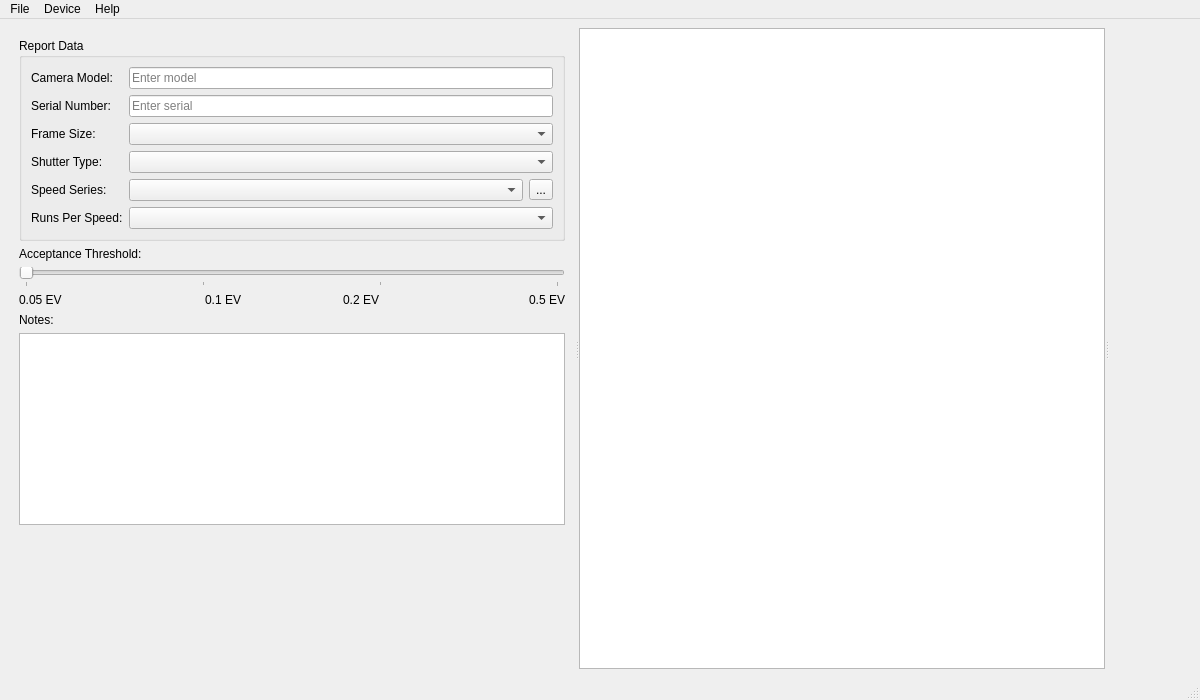
The window that Shutter-Tester-ST-2-App/mainwindow.ui (Alexander077/Shutter-Tester-ST-2) describes before a commit, drawn with Qt 5.
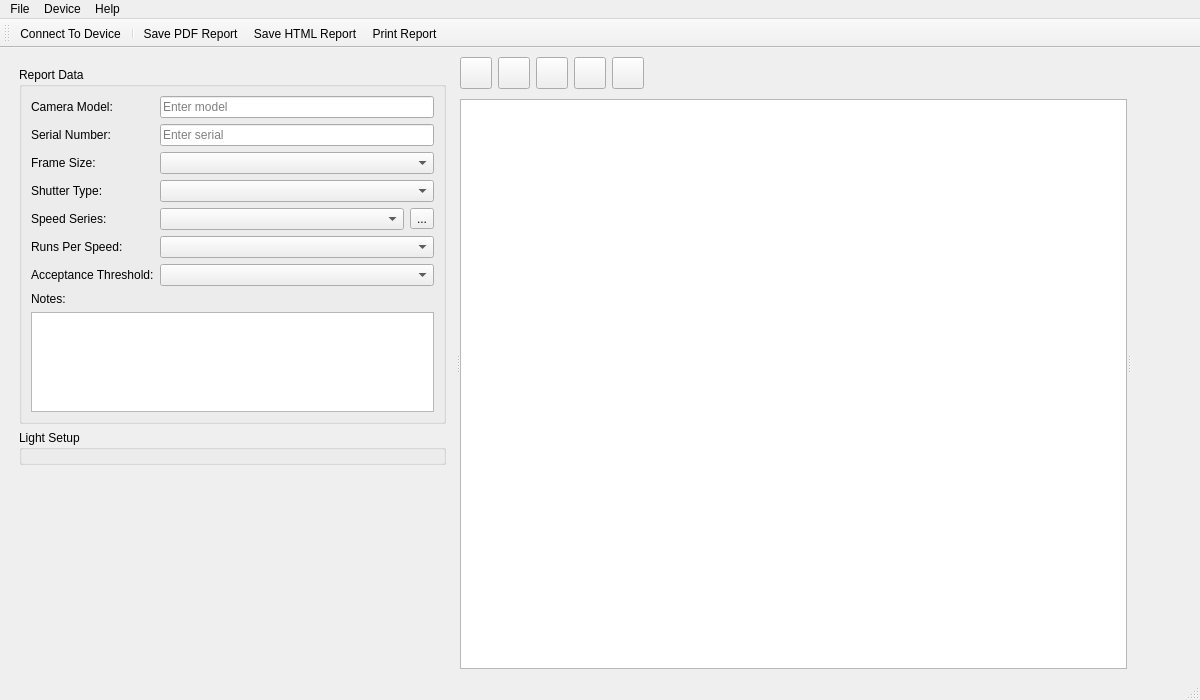
The same window after the commit. Icons and pictures are not drawn.

What changed in the file:
```diff
--- a/Shutter-Tester-ST-2-App/mainwindow.ui
+++ b/Shutter-Tester-ST-2-App/mainwindow.ui
@@ -14,9 +14,8 @@
    <string>Shutter Tester ST-2</string>
   </property>
   <property name="windowIcon">
-   <iconset>
-    <normaloff>:/assets/camera_icon_64x64.png</normaloff>:/assets/camera_icon_64x64.png
-   </iconset>
+   <iconset resource="resources.qrc">
+    <normaloff>:/assets/camera_icon_64x64.png</normaloff>:/assets/camera_icon_64x64.png</iconset>
   </property>
   <widget class="QWidget" name="centralwidget">
    <layout class="QHBoxLayout" name="horizontalLayout">
@@ -134,86 +133,82 @@
            <item row="5" column="1">
             <widget class="QComboBox" name="runsPerSpeedComboBox"/>
            </item>
+           <item row="6" column="0">
+            <widget class="QLabel" name="labelAcceptanceThreshold">
+             <property name="text">
+              <string>Acceptance Threshold:</string>
+             </property>
+            </widget>
+           </item>
+           <item row="6" column="1">
+            <widget class="QComboBox" name="acceptanceThresholdCombo">
+             <property name="sizePolicy">
+              <sizepolicy hsizetype="Expanding" vsizetype="Fixed">
+               <horstretch>0</horstretch>
+               <verstretch>0</verstretch>
+              </sizepolicy>
+             </property>
+            </widget>
+           </item>
+           <item row="7" column="0" colspan="2">
+            <widget class="QLabel" name="labelNotes">
+             <property name="text">
+              <string>Notes:</string>
+             </property>
+            </widget>
+           </item>
+           <item row="8" column="0" colspan="2">
+            <widget class="QTextEdit" name="notesTextEdit">
+             <property name="maximumSize">
+              <size>
+               <width>16777215</width>
+               <height>100</height>
+              </size>
+             </property>
+            </widget>
+           </item>
           </layout>
          </widget>
         </item>
         <item>
-         <widget class="QLabel" name="labelAcceptance">
-          <property name="text">
-           <string>Acceptance Threshold:</string>
+         <widget class="QGroupBox" name="groupBoxLightSetup">
+          <property name="title">
+           <string>Light Setup</string>
           </property>
+          <layout class="QVBoxLayout" name="verticalLayoutLightSetup">
+           <property name="leftMargin">
+            <number>6</number>
+           </property>
+           <property name="topMargin">
+            <number>6</number>
+           </property>
+           <property name="rightMargin">
+            <number>6</number>
+           </property>
+           <property name="bottomMargin">
+            <number>6</number>
+           </property>
+           <item>
+            <widget class="QWidget" name="lightSetupContentWidget" native="true">
+             <layout class="QVBoxLayout" name="lightSetupContentLayout">
+              <property name="leftMargin">
+               <number>0</number>
+              </property>
+              <property name="topMargin">
+               <number>0</number>
+              </property>
+              <property name="rightMargin">
+               <number>0</number>
+              </property>
+              <property name="bottomMargin">
+               <number>0</number>
+              </property>
+             </layout>
+            </widget>
+           </item>
+          </layout>
          </widget>
         </item>
-        <item>
-         <widget class="QSlider" name="acceptanceSlider">
-          <property name="maximum">
-           <number>3</number>
-          </property>
-          <property name="pageStep">
-           <number>1</number>
-          </property>
-          <property name="orientation">
-           <enum>Qt::Orientation::Horizontal</enum>
-          </property>
-          <property name="tickPosition">
-           <enum>QSlider::TickPosition::TicksBelow</enum>
-          </property>
-          <property name="tickInterval">
-           <number>1</number>
-          </property>
-         </widget>
-        </item>
-        <item>
-         <layout class="QHBoxLayout" name="horizontalLayoutSliderLabels">
-          <item>
-           <widget class="QLabel" name="labelEV0">
-            <property name="text">
-             <string>0.05 EV</string>
-            </property>
-           </widget>
-          </item>
-          <item>
-           <widget class="QLabel" name="labelEV1">
-            <property name="text">
-             <string>0.1 EV</string>
-            </property>
-            <property name="alignment">
-             <set>Qt::AlignmentFlag::AlignCenter</set>
-            </property>
-           </widget>
-          </item>
-          <item>
-           <widget class="QLabel" name="labelEV2">
-            <property name="text">
-             <string>0.2 EV</string>
-            </property>
-            <property name="alignment">
-             <set>Qt::AlignmentFlag::AlignCenter</set>
-            </property>
-           </widget>
-          </item>
-          <item>
-           <widget class="QLabel" name="labelEV3">
-            <property name="text">
-             <string>0.5 EV</string>
-            </property>
-            <property name="alignment">
-             <set>Qt::AlignmentFlag::AlignRight|Qt::AlignmentFlag::AlignTrailing|Qt::AlignmentFlag::AlignVCenter</set>
-            </property>
-           </widget>
-          </item>
-         </layout>
-        </item>
-        <item>
-         <widget class="QLabel" name="labelNotes">
-          <property name="text">
-           <string>Notes:</string>
-          </property>
-         </widget>
-        </item>
-        <item>
-         <widget class="QTextEdit" name="notesTextEdit"/>
-        </item>
         <item>
          <spacer name="verticalSpacerLeft">
           <property name="orientation">
@@ -231,6 +226,160 @@
       </widget>
       <widget class="QWidget" name="centerWidget" native="true">
        <layout class="QVBoxLayout" name="verticalLayoutCenter">
+        <item>
+         <widget class="QWidget" name="speedsToolbarWidget" native="true">
+          <layout class="QHBoxLayout" name="horizontalLayoutToolbar">
+           <property name="leftMargin">
+            <number>0</number>
+           </property>
+           <property name="topMargin">
+            <number>0</number>
+           </property>
+           <property name="rightMargin">
+            <number>0</number>
+           </property>
+           <property name="bottomMargin">
+            <number>4</number>
+           </property>
+           <item>
+            <widget class="QToolButton" name="startMeasurementsButton">
+             <property name="minimumSize">
+              <size>
+               <width>32</width>
+               <height>32</height>
+              </size>
+             </property>
+             <property name="icon">
+              <iconset resource="resources.qrc">
+               <normaloff>:/assets/play.png</normaloff>:/assets/play.png</iconset>
+             </property>
+             <property name="iconSize">
+              <size>
+               <width>24</width>
+               <height>24</height>
+              </size>
+             </property>
+             <property name="toolButtonStyle">
+              <enum>Qt::ToolButtonStyle::ToolButtonIconOnly</enum>
+             </property>
+            </widget>
+           </item>
+           <item>
+            <widget class="QToolButton" name="moveToPrevSpeedButton">
+             <property name="minimumSize">
+              <size>
+               <width>32</width>
+               <height>32</height>
+              </size>
+             </property>
+             <property name="font">
+              <font>
+               <pointsize>1</pointsize>
+              </font>
+             </property>
+             <property name="icon">
+              <iconset resource="resources.qrc">
+               <normaloff>:/assets/angle-double-left.png</normaloff>:/assets/angle-double-left.png</iconset>
+             </property>
+             <property name="iconSize">
+              <size>
+               <width>24</width>
+               <height>24</height>
+              </size>
+             </property>
+             <property name="toolButtonStyle">
+              <enum>Qt::ToolButtonStyle::ToolButtonIconOnly</enum>
+             </property>
+            </widget>
+           </item>
+           <item>
+            <widget class="QToolButton" name="moveToNextSpeedButton">
+             <property name="minimumSize">
+              <size>
+               <width>32</width>
+               <height>32</height>
+              </size>
+             </property>
+             <property name="icon">
+              <iconset resource="resources.qrc">
+               <normaloff>:/assets/angle-double-right.png</normaloff>:/assets/angle-double-right.png</iconset>
+             </property>
+             <property name="iconSize">
+              <size>
+               <width>24</width>
+               <height>24</height>
+              </size>
+             </property>
+             <property name="toolButtonStyle">
+              <enum>Qt::ToolButtonStyle::ToolButtonIconOnly</enum>
+             </property>
+            </widget>
+           </item>
+           <item>
+            <widget class="QToolButton" name="clearAllResultsButton">
+             <property name="minimumSize">
+              <size>
+               <width>32</width>
+               <height>32</height>
+              </size>
+             </property>
+             <property name="icon">
+              <iconset resource="resources.qrc">
+               <normaloff>:/assets/cross.png</normaloff>:/assets/cross.png</iconset>
+             </property>
+             <property name="iconSize">
+              <size>
+               <width>24</width>
+               <height>24</height>
+              </size>
+             </property>
+             <property name="toolButtonStyle">
+              <enum>Qt::ToolButtonStyle::ToolButtonIconOnly</enum>
+             </property>
+            </widget>
+           </item>
+           <item>
+            <widget class="QToolButton" name="stopCurrentSpeedMeasurementButton">
+             <property name="minimumSize">
+              <size>
+               <width>32</width>
+               <height>32</height>
+              </size>
+             </property>
+             <property name="icon">
+              <iconset resource="resources.qrc">
+               <normaloff>:/assets/stop.png</normaloff>:/assets/stop.png</iconset>
+             </property>
+             <property name="iconSize">
+              <size>
+               <width>24</width>
+               <height>24</height>
+              </size>
+             </property>
+             <property name="toolButtonStyle">
+              <enum>Qt::ToolButtonStyle::ToolButtonIconOnly</enum>
+             </property>
+            </widget>
+           </item>
+           <item>
+            <spacer name="horizontalSpacerToolbar">
+             <property name="orientation">
+              <enum>Qt::Orientation::Horizontal</enum>
+             </property>
+             <property name="sizeType">
+              <enum>QSizePolicy::Policy::Expanding</enum>
+             </property>
+             <property name="sizeHint" stdset="0">
+              <size>
+               <width>264</width>
+               <height>20</height>
+              </size>
+             </property>
+            </spacer>
+           </item>
+          </layout>
+         </widget>
+        </item>
         <item>
          <widget class="QTableWidget" name="speedsTableWidget">
           <property name="selectionBehavior">
@@ -254,19 +403,6 @@
         <property name="bottomMargin">
          <number>10</number>
         </property>
-        <item>
-         <widget class="QLabel" name="errorText">
-          <property name="styleSheet">
-           <string>color: red;</string>
-          </property>
-          <property name="text">
-           <string/>
-          </property>
-          <property name="wordWrap">
-           <bool>true</bool>
-          </property>
-         </widget>
-        </item>
         <item>
          <spacer name="verticalSpacerRight">
           <property name="orientation">
@@ -291,20 +427,24 @@
     <rect>
      <x>0</x>
      <y>0</y>
-     <width>847</width>
+     <width>1200</width>
      <height>22</height>
     </rect>
    </property>
-    <widget class="QMenu" name="menuFile">
-     <property name="title">
-      <string>File</string>
-     </property>
-     <addaction name="actionSave_Current_Session"/>
-     <addaction name="actionRestore_Session"/>
-      <addaction name="separator"/>
-      <addaction name="actionGenerate_Report"/>
-      <addaction name="separator_2"/>
-      <addaction name="actionExit"/>
+   <widget class="QMenu" name="menuFile">
+    <property name="title">
+     <string>File</string>
+    </property>
+    <addaction name="actionSave_Current_Session"/>
+    <addaction name="actionRestore_Session"/>
+    <addaction name="separator"/>
+     <addaction name="actionSave_PDF_Report"/>
+     <addaction name="actionSave_HTML_Report"/>
+     <addaction name="actionPrint_Report"/>
+     <addaction name="separator"/>
+     <addaction name="actionReport_Settings"/>
+     <addaction name="separator"/>
+     <addaction name="actionExit"/>
     </widget>
    <widget class="QMenu" name="menuDevice">
     <property name="title">
@@ -312,7 +452,6 @@
     </property>
     <addaction name="actionConnect_To_Device"/>
     <addaction name="separator"/>
-    <addaction name="actionLight_Setup"/>
     <addaction name="actionFirmware_Update"/>
    </widget>
    <widget class="QMenu" name="menuHelp">
@@ -325,47 +464,116 @@
    <addaction name="menuDevice"/>
    <addaction name="menuHelp"/>
   </widget>
+  <widget class="QToolBar" name="mainToolBar">
+   <property name="windowTitle">
+    <string>Main Toolbar</string>
+   </property>
+   <attribute name="toolBarArea">
+    <enum>TopToolBarArea</enum>
+   </attribute>
+   <attribute name="toolBarBreak">
+    <bool>false</bool>
+   </attribute>
+   <addaction name="actionConnect_To_Device"/>
+   <addaction name="separator"/>
+   <addaction name="actionSave_PDF_Report"/>
+   <addaction name="actionSave_HTML_Report"/>
+   <addaction name="actionPrint_Report"/>
+  </widget>
   <widget class="QStatusBar" name="statusBar"/>
   <action name="actionAbout">
+    <property name="icon">
+    <iconset resource="resources.qrc">
+     <normaloff>:/assets/info.png</normaloff>:/assets/info.png</iconset>
+   </property>
    <property name="text">
     <string>About</string>
    </property>
   </action>
-  <action name="actionGenerate_Report">
+  <action name="actionSave_PDF_Report">
+   <property name="icon">
+    <iconset resource="resources.qrc">
+     <normaloff>:/assets/file-pdf.png</normaloff>:/assets/file-pdf.png</iconset>
+   </property>
    <property name="text">
-    <string>Generate Report</string>
+    <string>Save PDF Report</string>
+   </property>
+  </action>
+  <action name="actionSave_HTML_Report">
+   <property name="icon">
+    <iconset resource="resources.qrc">
+     <normaloff>:/assets/html-file.png</normaloff>:/assets/html-file.png</iconset>
+   </property>
+   <property name="text">
+    <string>Save HTML Report</string>
+   </property>
+  </action>
+  <action name="actionPrint_Report">
+   <property name="icon">
+    <iconset resource="resources.qrc">
+     <normaloff>:/assets/print.png</normaloff>:/assets/print.png</iconset>
+   </property>
+   <property name="text">
+    <string>Print Report</string>
+   </property>
+   <property name="shortcut">
+    <string>Ctrl+P</string>
    </property>
   </action>
   <action name="actionFirmware_Update">
+  <property name="icon">
+    <iconset resource="resources.qrc">
+     <normaloff>:/assets/upload.png</normaloff>:/assets/upload.png</iconset>
+   </property>
    <property name="text">
     <string>Firmware Update</string>
    </property>
   </action>
-  <action name="actionLight_Setup">
-   <property name="text">
-    <string>Light Setup</string>
-   </property>
-  </action>
   <action name="actionConnect_To_Device">
+   <property name="icon">
+    <iconset resource="resources.qrc">
+     <normaloff>:/assets/plug-connection.png</normaloff>:/assets/plug-connection.png</iconset>
+   </property>
    <property name="text">
     <string>Connect To Device</string>
    </property>
   </action>
   <action name="actionSave_Current_Session">
+  <property name="icon">
+    <iconset resource="resources.qrc">
+     <normaloff>:/assets/disk.png</normaloff>:/assets/disk.png</iconset>
+   </property>
    <property name="text">
     <string>Save Current Session</string>
    </property>
   </action>
   <action name="actionRestore_Session">
+  <property name="icon">
+    <iconset resource="resources.qrc">
+     <normaloff>:/assets/folder-open.png</normaloff>:/assets/folder-open.png</iconset>
+   </property>
    <property name="text">
     <string>Restore Session</string>
    </property>
   </action>
   <action name="actionExit">
+  <property name="icon">
+    <iconset resource="resources.qrc">
+     <normaloff>:/assets/exit.png</normaloff>:/assets/exit.png</iconset>
+  </property>
    <property name="text">
     <string>Exit</string>
    </property>
   </action>
+  <action name="actionReport_Settings">
+  <property name="icon">
+    <iconset resource="resources.qrc">
+     <normaloff>:/assets/document-gear.png</normaloff>:/assets/document-gear.png</iconset>
+   </property>
+   <property name="text">
+    <string>Report Settings</string>
+   </property>
+  </action>
  </widget>
  <resources/>
  <connections/>
```
Left out of the diff: 4 changed lines with no effect on the pictures.
